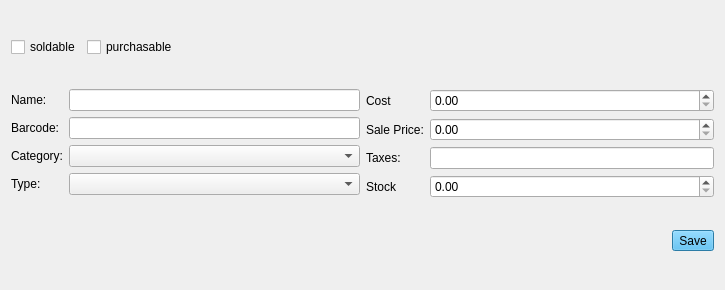
Before: the Qt Designer form pos-fe/gui/dialogs/producteditdialog.ui in sadeqAlbana/Snono-ERP, drawn with Qt 5.
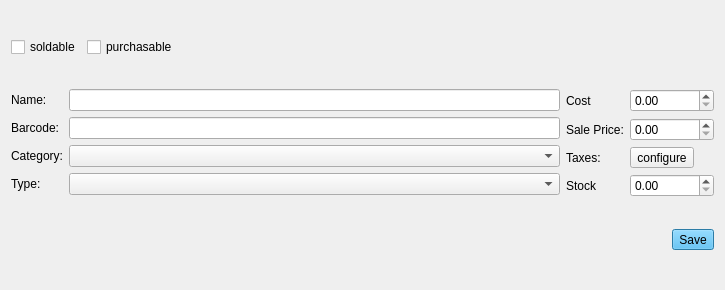
After: the same form once the commit is applied.

Commit message: cleaned code update product taxes

Diff of the .ui file:
```diff
--- a/pos-fe/gui/dialogs/producteditdialog.ui
+++ b/pos-fe/gui/dialogs/producteditdialog.ui
@@ -114,9 +114,6 @@
          </property>
         </widget>
        </item>
-       <item row="2" column="1">
-        <widget class="QLineEdit" name="taxesLE"/>
-       </item>
        <item row="4" column="0">
         <widget class="QLabel" name="label_8">
          <property name="text">
@@ -159,6 +156,13 @@
          </property>
         </widget>
        </item>
+       <item row="2" column="1">
+        <widget class="QToolButton" name="taxesEditButton">
+         <property name="text">
+          <string>configure</string>
+         </property>
+        </widget>
+       </item>
       </layout>
      </item>
     </layout>
```
The commit also changes 25 other files.
